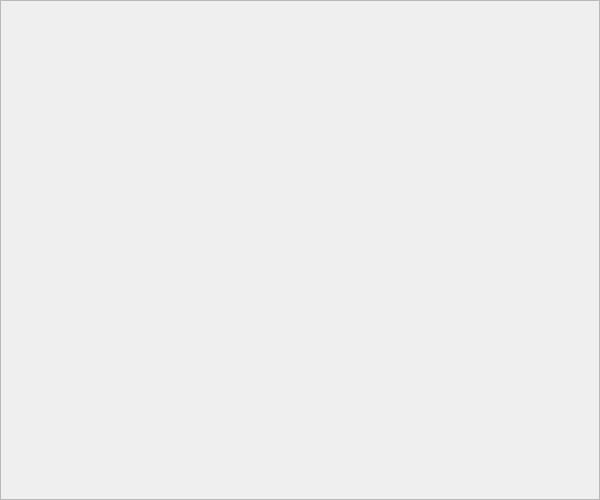
Old version of the form prefs_page5_base.ui in the repository ac001/ffs-central.
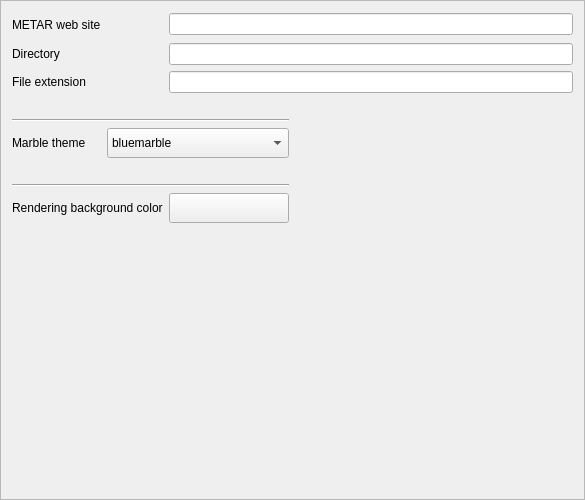
New version of the form. Custom widgets are drawn as their Qt base class.

Commit message: Add new settings for metar download

Diff of the .ui file:
```diff
--- a/prefs_page5_base.ui
+++ b/prefs_page5_base.ui
@@ -6,7 +6,7 @@
    <rect>
     <x>0</x>
     <y>0</y>
-    <width>600</width>
+    <width>585</width>
     <height>500</height>
    </rect>
   </property>
@@ -19,7 +19,260 @@
   <property name="frameShadow">
    <enum>QFrame::Raised</enum>
   </property>
+  <layout class="QGridLayout" name="gridLayout">
+   <item row="0" column="0">
+    <widget class="QLabel" name="label">
+     <property name="minimumSize">
+      <size>
+       <width>0</width>
+       <height>25</height>
+      </size>
+     </property>
+     <property name="text">
+      <string>METAR web site</string>
+     </property>
+    </widget>
+   </item>
+   <item row="0" column="2" colspan="2">
+    <widget class="QLineEdit" name="kcfg_metar_website"/>
+   </item>
+   <item row="0" column="1">
+    <spacer name="horizontalSpacer">
+     <property name="orientation">
+      <enum>Qt::Horizontal</enum>
+     </property>
+     <property name="sizeType">
+      <enum>QSizePolicy::Minimum</enum>
+     </property>
+     <property name="sizeHint" stdset="0">
+      <size>
+       <width>40</width>
+       <height>20</height>
+      </size>
+     </property>
+    </spacer>
+   </item>
+   <item row="1" column="0">
+    <widget class="QLabel" name="label_2">
+     <property name="text">
+      <string>Directory</string>
+     </property>
+    </widget>
+   </item>
+   <item row="2" column="0">
+    <widget class="QLabel" name="label_3">
+     <property name="text">
+      <string>File extension</string>
+     </property>
+    </widget>
+   </item>
+   <item row="1" column="1">
+    <spacer name="horizontalSpacer_2">
+     <property name="orientation">
+      <enum>Qt::Horizontal</enum>
+     </property>
+     <property name="sizeType">
+      <enum>QSizePolicy::Minimum</enum>
+     </property>
+     <property name="sizeHint" stdset="0">
+      <size>
+       <width>40</width>
+       <height>20</height>
+      </size>
+     </property>
+    </spacer>
+   </item>
+   <item row="2" column="1">
+    <spacer name="horizontalSpacer_3">
+     <property name="orientation">
+      <enum>Qt::Horizontal</enum>
+     </property>
+     <property name="sizeType">
+      <enum>QSizePolicy::Minimum</enum>
+     </property>
+     <property name="sizeHint" stdset="0">
+      <size>
+       <width>40</width>
+       <height>20</height>
+      </size>
+     </property>
+    </spacer>
+   </item>
+   <item row="10" column="0" colspan="3">
+    <spacer name="verticalSpacer">
+     <property name="orientation">
+      <enum>Qt::Vertical</enum>
+     </property>
+     <property name="sizeHint" stdset="0">
+      <size>
+       <width>20</width>
+       <height>40</height>
+      </size>
+     </property>
+    </spacer>
+   </item>
+   <item row="1" column="2" colspan="2">
+    <widget class="QLineEdit" name="kcfg_metar_website_dir"/>
+   </item>
+   <item row="2" column="2" colspan="2">
+    <widget class="QLineEdit" name="kcfg_metar_website_extension"/>
+   </item>
+   <item row="5" column="0">
+    <widget class="QLabel" name="label_4">
+     <property name="minimumSize">
+      <size>
+       <width>0</width>
+       <height>30</height>
+      </size>
+     </property>
+     <property name="text">
+      <string>Marble theme</string>
+     </property>
+    </widget>
+   </item>
+   <item row="4" column="0" colspan="3">
+    <widget class="Line" name="line">
+     <property name="orientation">
+      <enum>Qt::Horizontal</enum>
+     </property>
+    </widget>
+   </item>
+   <item row="5" column="1" colspan="2">
+    <widget class="QComboBox" name="kcfg_marble_theme">
+     <property name="minimumSize">
+      <size>
+       <width>150</width>
+       <height>30</height>
+      </size>
+     </property>
+     <item>
+      <property name="text">
+       <string>bluemarble</string>
+      </property>
+     </item>
+     <item>
+      <property name="text">
+       <string>citylights</string>
+      </property>
+     </item>
+     <item>
+      <property name="text">
+       <string>srtm</string>
+      </property>
+     </item>
+    </widget>
+   </item>
+   <item row="7" column="0" colspan="3">
+    <widget class="Line" name="line_2">
+     <property name="orientation">
+      <enum>Qt::Horizontal</enum>
+     </property>
+    </widget>
+   </item>
+   <item row="9" column="0" colspan="2">
+    <widget class="QLabel" name="label_5">
+     <property name="minimumSize">
+      <size>
+       <width>0</width>
+       <height>30</height>
+      </size>
+     </property>
+     <property name="text">
+      <string>Rendering background color</string>
+     </property>
+    </widget>
+   </item>
+   <item row="9" column="2">
+    <widget class="KColorButton" name="kcfg_render_color">
+     <property name="minimumSize">
+      <size>
+       <width>120</width>
+       <height>30</height>
+      </size>
+     </property>
+     <property name="color">
+      <color>
+       <red>11</red>
+       <green>9</green>
+       <blue>96</blue>
+      </color>
+     </property>
+     <property name="defaultColor">
+      <color>
+       <red>2</red>
+       <green>31</green>
+       <blue>93</blue>
+      </color>
+     </property>
+    </widget>
+   </item>
+   <item row="6" column="0" colspan="3">
+    <spacer name="verticalSpacer_3">
+     <property name="orientation">
+      <enum>Qt::Vertical</enum>
+     </property>
+     <property name="sizeType">
+      <enum>QSizePolicy::Fixed</enum>
+     </property>
+     <property name="sizeHint" stdset="0">
+      <size>
+       <width>20</width>
+       <height>20</height>
+      </size>
+     </property>
+    </spacer>
+   </item>
+   <item row="3" column="0" colspan="3">
+    <spacer name="verticalSpacer_5">
+     <property name="orientation">
+      <enum>Qt::Vertical</enum>
+     </property>
+     <property name="sizeType">
+      <enum>QSizePolicy::Fixed</enum>
+     </property>
+     <property name="sizeHint" stdset="0">
+      <size>
+       <width>20</width>
+       <height>20</height>
+      </size>
+     </property>
+    </spacer>
+   </item>
+   <item row="9" column="3">
+    <spacer name="horizontalSpacer_4">
+     <property name="orientation">
+      <enum>Qt::Horizontal</enum>
+     </property>
+     <property name="sizeHint" stdset="0">
+      <size>
+       <width>40</width>
+       <height>20</height>
+      </size>
+     </property>
+    </spacer>
+   </item>
+   <item row="5" column="3">
+    <spacer name="horizontalSpacer_5">
+     <property name="orientation">
+      <enum>Qt::Horizontal</enum>
+     </property>
+     <property name="sizeHint" stdset="0">
+      <size>
+       <width>40</width>
+       <height>20</height>
+      </size>
+     </property>
+    </spacer>
+   </item>
+  </layout>
  </widget>
+ <customwidgets>
+  <customwidget>
+   <class>KColorButton</class>
+   <extends>QPushButton</extends>
+   <header>kcolorbutton.h</header>
+  </customwidget>
+ </customwidgets>
  <resources/>
  <connections/>
 </ui>
```
The commit also changes 10 other files.
